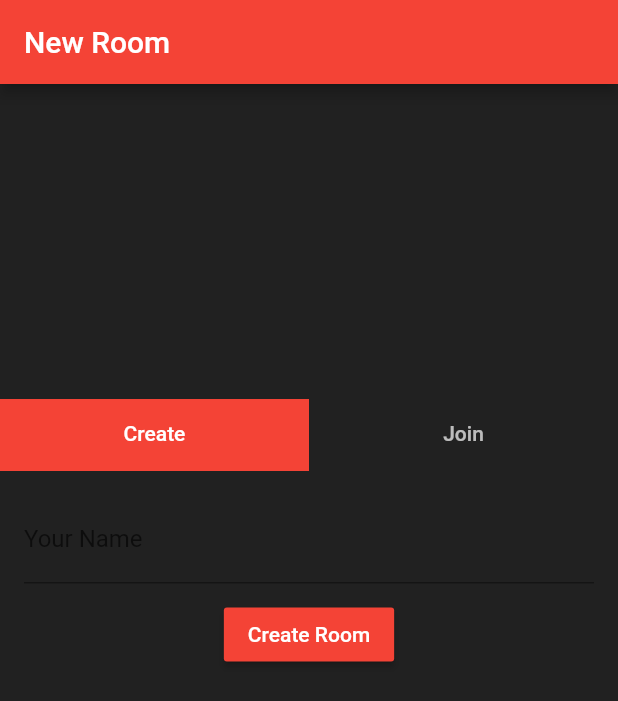
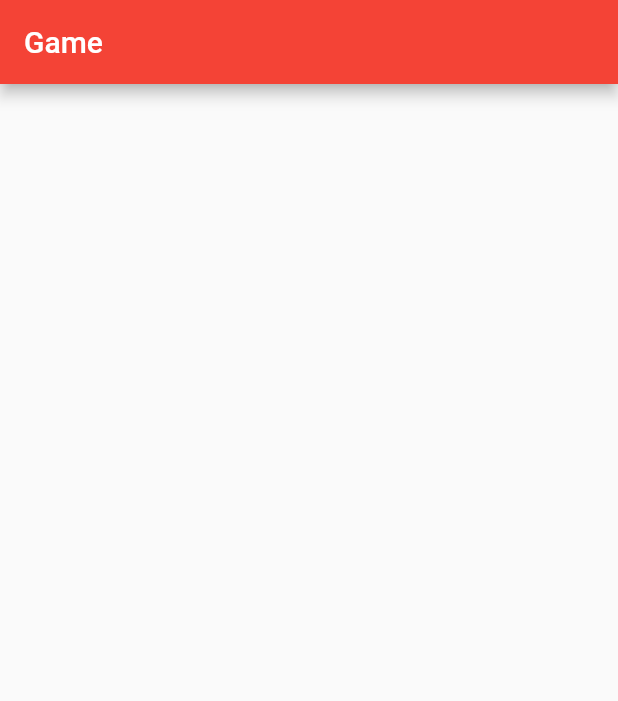
Before and after one commit to tusharsadhwani/guessing-game, a Flutter app: the screen it shows after launch, after a tap on "Start", after a tap on "Create Room", on a phone screen of 412 x 824 dp. Shown: the top 701 px of the screen. Run offline on Flutter 3.47's test engine with Material 2 defaults, Android fonts, the phone set to English and light mode, and no system bars; our stand-ins replace cloud_firestore, google_fonts; accounts and stored records are empty.

Commit message:
added game page

```diff
--- a/lib/main.dart
+++ b/lib/main.dart
@@ -3,6 +3,7 @@ import 'package:google_fonts/google_fonts.dart';
 
 import './pages/home_page/home_page.dart';
 import './pages/new_room_page/new_room_page.dart';
+import './pages/game_page/game_page.dart';
 
 void main() => runApp(MyApp());
 
@@ -30,6 +31,7 @@ class MyApp extends StatelessWidget {
       routes: {
         '/': (_) => HomePage(),
         NewRoomPage.routeName: (_) => NewRoomPage(),
+        GamePage.routeName: (_) => GamePage(),
       },
     );
   }
--- /dev/null
+++ b/lib/pages/game_page/game_page.dart
@@ -0,0 +1,14 @@
+import 'package:flutter/material.dart';
+
+class GamePage extends StatelessWidget {
+  static const routeName = '/game';
+
+  @override
+  Widget build(BuildContext context) {
+    return Scaffold(
+      appBar: AppBar(
+        title: Text("Game"),
+      ),
+    );
+  }
+}
--- a/lib/pages/new_room_page/new_room_page.dart
+++ b/lib/pages/new_room_page/new_room_page.dart
@@ -1,4 +1,6 @@
 import 'package:flutter/material.dart';
+import 'package:cloud_firestore/cloud_firestore.dart';
+import 'package:guessing_game/pages/game_page/game_page.dart';
 
 class NewRoomPage extends StatefulWidget {
   static const routeName = '/newRoom';
@@ -53,6 +55,16 @@ class _NewRoomPageState extends State<NewRoomPage>
 }
 
 class CreateRoom extends StatelessWidget {
+  void createRoom(context) {
+    Firestore.instance
+        .collection('rooms')
+        .add({'admin': 12345, 'members': []})
+        .then((ref) => ref.get())
+        .then((doc) => print(doc.data))
+        .then((_) =>
+            Navigator.of(context).pushReplacementNamed(GamePage.routeName));
+  }
+
   @override
   Widget build(BuildContext context) {
     return Padding(
@@ -65,7 +77,7 @@ class CreateRoom extends StatelessWidget {
             ),
             SizedBox(height: 10),
             RaisedButton(
-              onPressed: () {},
+              onPressed: () => createRoom(context),
               child: Text('Create Room'),
             ),
           ],
```
